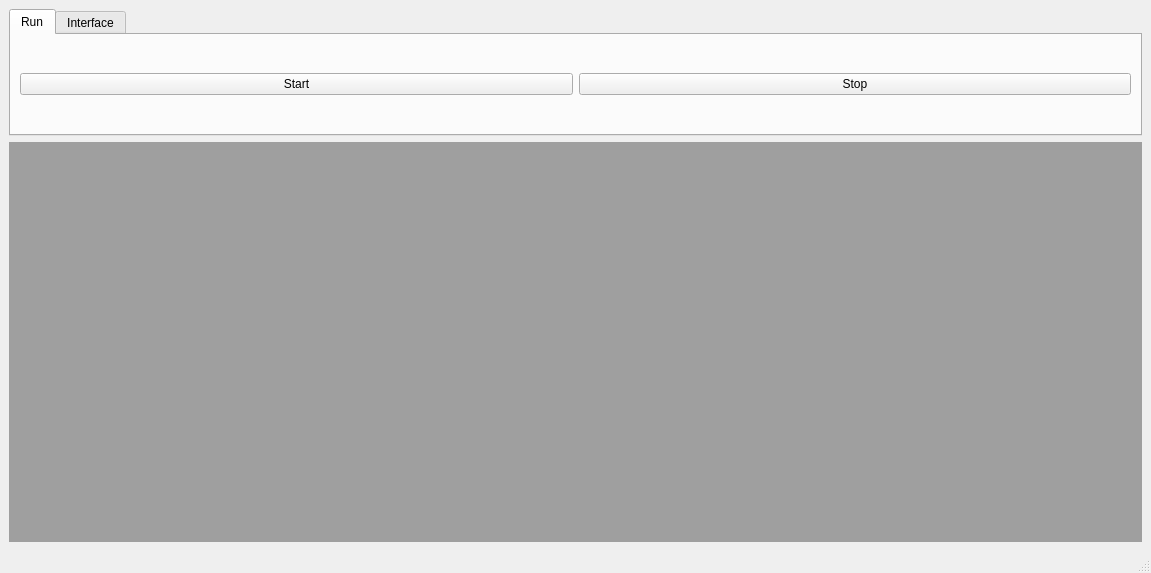
The window that canguru/gui/guru.ui (j-c-cook/CAN-Guru) describes before a commit, drawn with Qt 5.
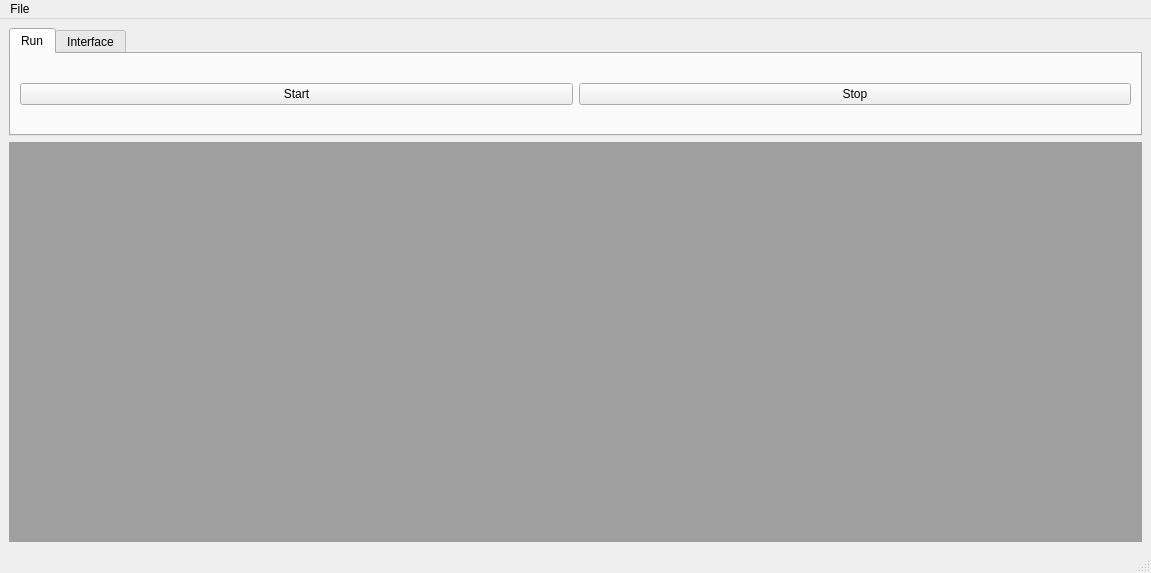
The same window after the commit. The open tabs and pages were chosen to show the change.

Patch:
```diff
--- a/canguru/gui/guru.ui
+++ b/canguru/gui/guru.ui
@@ -169,6 +169,16 @@
      <height>20</height>
     </rect>
    </property>
+   <widget class="QMenu" name="menuFile">
+    <property name="title">
+     <string>File</string>
+    </property>
+    <addaction name="actionSave_as"/>
+    <addaction name="actionSave_as_2"/>
+    <addaction name="actionSave"/>
+    <addaction name="actionSave_as_3"/>
+   </widget>
+   <addaction name="menuFile"/>
   </widget>
   <widget class="QStatusBar" name="statusbar"/>
  </widget>
```
Left out of the diff: 47 changed lines with no effect on the pictures.
